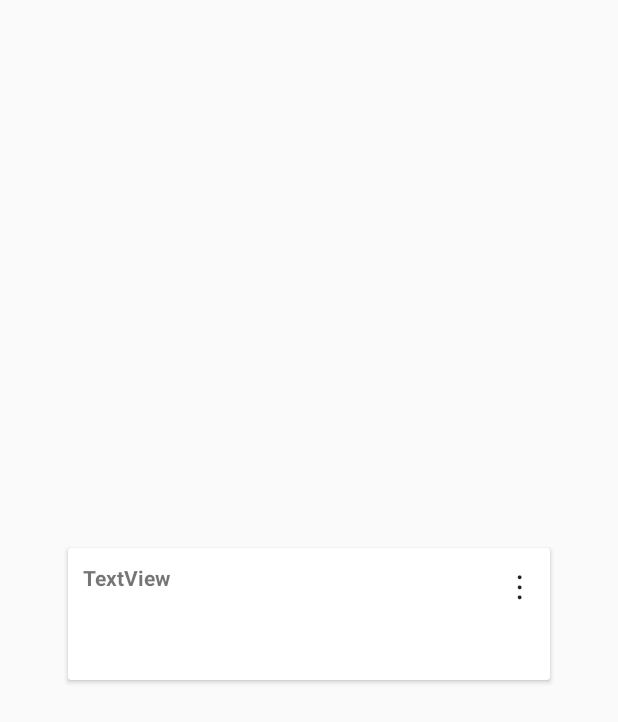
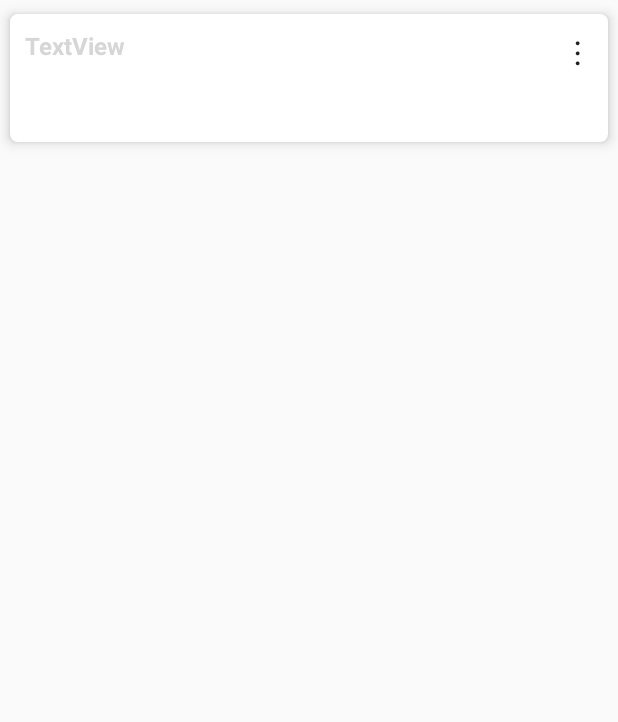
Before and after one commit to kasiopec/QJournal, an Android app: the layout rw_item_main.xml on its own in the app's theme, with its tools: preview values and no code run, on a phone screen of 412 x 824 dp. Shown: the top 722 px of the screen. Run offline under Robolectric (Android 15) with nearby library versions, the phone set to English and light mode, and no system bars.

Commit message:
latest commit

```diff
--- a/app/src/main/res/layout/rw_item_main.xml
+++ b/app/src/main/res/layout/rw_item_main.xml
@@ -1,34 +1,25 @@
 <?xml version="1.0" encoding="utf-8"?>
-<android.support.constraint.ConstraintLayout
-    xmlns:android="http://schemas.android.com/apk/res/android"
+<android.support.constraint.ConstraintLayout xmlns:android="http://schemas.android.com/apk/res/android"
     xmlns:app="http://schemas.android.com/apk/res-auto"
     xmlns:tools="http://schemas.android.com/tools"
     android:layout_width="match_parent"
-    android:layout_height="match_parent"
-    android:paddingBottom="5dp"
-    android:paddingLeft="5dp"
-    android:paddingRight="5dp">
+    android:layout_height="wrap_content">
 
 
     <android.support.v7.widget.CardView
-        android:layout_width="wrap_content"
+        android:layout_width="0dp"
         android:layout_height="wrap_content"
-        android:layout_marginStart="8dp"
-        android:layout_marginTop="8dp"
-        android:layout_marginEnd="8dp"
-        android:layout_marginBottom="8dp"
         app:cardBackgroundColor="@color/colorWhite"
+        app:cardCornerRadius="5dp"
+        app:cardElevation="5dp"
+        app:cardUseCompatPadding="true"
         app:contentPadding="10dp"
-        app:layout_constraintBottom_toBottomOf="parent"
         app:layout_constraintEnd_toEndOf="parent"
         app:layout_constraintStart_toStartOf="parent"
-        app:layout_constraintTop_toTopOf="parent"
-        tools:cardCornerRadius="12dp"
-        tools:cardElevation="20dp"
-        tools:cardUseCompatPadding="true">
+        app:layout_constraintTop_toTopOf="parent">
 
         <android.support.constraint.ConstraintLayout
-            android:layout_width="301dp"
+            android:layout_width="match_parent"
             android:layout_height="wrap_content"
             android:layout_gravity="center">
 
@@ -37,6 +28,8 @@
                 android:layout_width="wrap_content"
                 android:layout_height="wrap_content"
                 android:text="TextView"
+                android:textColor="@color/colorAlmostBlack"
+                android:textSize="16sp"
                 android:textStyle="bold"
                 app:layout_constraintEnd_toEndOf="parent"
                 app:layout_constraintHorizontal_bias="0.0"
@@ -78,10 +71,7 @@
             </LinearLayout>
 
 
-
-
         </android.support.constraint.ConstraintLayout>
-
 
 
     </android.support.v7.widget.CardView>
```
